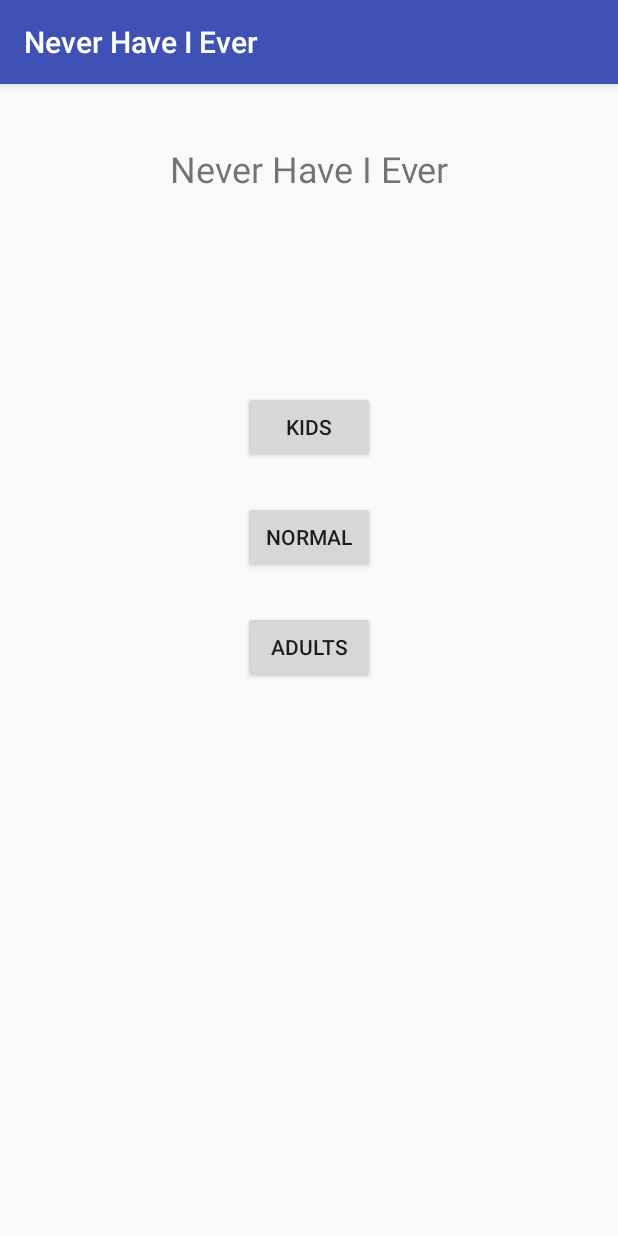
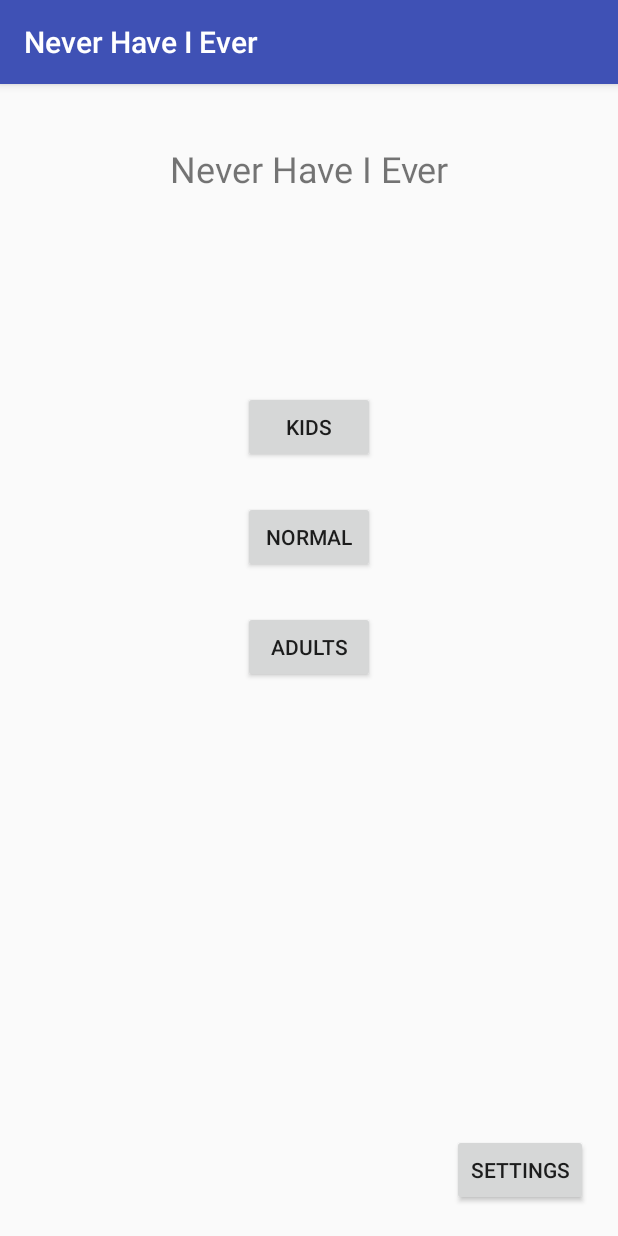
Before and after one commit to VladVh/NeverHaveIEver, an Android app: the screen it shows after launch (MainActivity), on a phone screen of 412 x 824 dp. Run offline under Robolectric (Android 15) with nearby library versions, the phone set to English and light mode, and no system bars; our stand-ins replace ButterKnife, Dagger/Hilt's generated code; 6 statements that could not run were skipped.

Commit message:
started adding settings to activities

```diff
--- a/app/build.gradle
+++ b/app/build.gradle
@@ -13,6 +13,7 @@ android {
         versionCode 1
         versionName "1.0"
 
+        vectorDrawables.useSupportLibrary = true
     }
     buildTypes {
         release {
@@ -41,6 +42,8 @@ dependencies {
     kapt "com.jakewharton:butterknife-compiler:$project.butterKnifeVersion"
     compile 'com.android.support:appcompat-v7:25.3.1'
     compile 'com.android.support.constraint:constraint-layout:1.0.2'
+    compile 'com.android.support:support-v4:25.3.1'
+    compile 'com.android.support:support-vector-drawable:25.3.1'
 }
 repositories {
     mavenCentral()
--- a/app/src/main/java/com/development/vvoitsekh/neverhaveiever/question/QuestionActivity.kt
+++ b/app/src/main/java/com/development/vvoitsekh/neverhaveiever/question/QuestionActivity.kt
@@ -21,6 +21,11 @@ import com.development.vvoitsekh.neverhaveiever.R
 import com.development.vvoitsekh.neverhaveiever.data.Question
 import dagger.android.AndroidInjection
 import javax.inject.Inject
+import android.graphics.drawable.BitmapDrawable
+import android.graphics.Bitmap
+import android.graphics.drawable.Drawable
+import android.support.v4.content.ContextCompat
+
 
 class QuestionActivity : AppCompatActivity(), QuestionContract.View {
     @Inject
@@ -48,6 +53,7 @@ class QuestionActivity : AppCompatActivity(), QuestionContract.View {
         setContentView(R.layout.activity_question)
 
         ButterKnife.bind(this)
+
         mQuestionSwitcher.setFactory({
             val textView = TextView(this)
             val layoutParams = FrameLayout.LayoutParams(FrameLayout.LayoutParams.WRAP_CONTENT, FrameLayout.LayoutParams.WRAP_CONTENT)
--- /dev/null
+++ b/app/src/main/java/com/development/vvoitsekh/neverhaveiever/settings/SettingsPresenter.kt
@@ -0,0 +1,5 @@
+package com.development.vvoitsekh.neverhaveiever.settings
+
+class SettingsPresenter: SettingsContract.Presenter{
+
+}
--- a/app/src/main/res/layout/activity_main.xml
+++ b/app/src/main/res/layout/activity_main.xml
@@ -50,4 +50,16 @@
         android:layout_alignLeft="@+id/mainNormalButton"
         android:layout_alignStart="@+id/mainNormalButton"/>
 
+    <Button
+        android:id="@+id/mainSettingsButton"
+        android:layout_width="wrap_content"
+        android:layout_height="wrap_content"
+        android:layout_alignParentBottom="true"
+        android:layout_alignParentEnd="true"
+        android:layout_alignParentRight="true"
+        android:layout_marginBottom="20dp"
+        android:layout_marginEnd="20dp"
+        android:layout_marginRight="20dp"
+        android:text="@string/mainSettings"/>
+
 </RelativeLayout>
--- a/app/src/main/res/values/strings.xml
+++ b/app/src/main/res/values/strings.xml
@@ -5,6 +5,7 @@
     <string name="main_kids">Kids</string>
     <string name="main_normal">Normal</string>
     <string name="main_adult">Adults</string>
+    <string name="mainSettings">Settings</string>
 
     <!--Question-->
     <string name="question_next">Next</string>
```
Also changed, not shown: app/src/main/AndroidManifest.xml (+6 -1 lines), app/src/main/java/com/development/vvoitsekh/neverhaveiever/settings/SettingsActivity.kt (added, +11 -0 lines), app/src/main/java/com/development/vvoitsekh/neverhaveiever/settings/SettingsContract.kt (added, +10 -0 lines), app/src/main/java/com/development/vvoitsekh/neverhaveiever/settings/SettingsModule.kt (added, +9 -0 lines), 1 other file.
